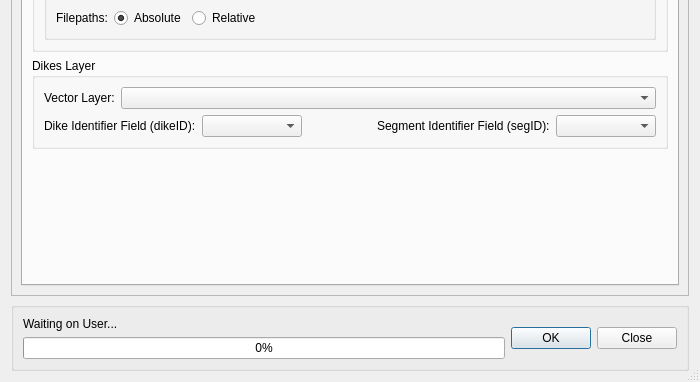
Before: the Qt Designer form canflood/misc/dikes/dikes.ui in NRCan/CanFlood, drawn with Qt 5; both pictures show x 0 to 700 and y 318 to 700 of the 700 by 700 pixel window.
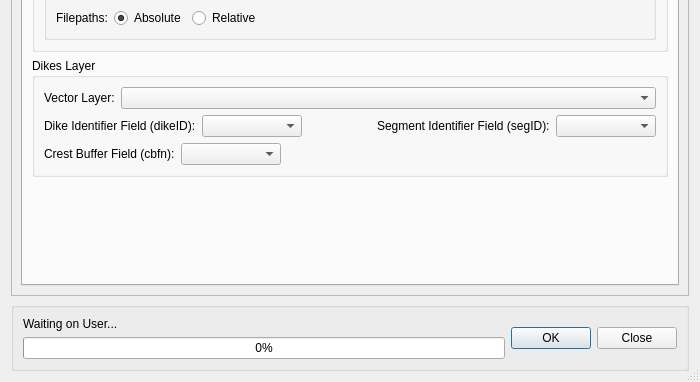
After: the same form once the commit is applied. Custom widgets are drawn as their Qt base class.

```diff
--- a/canflood/misc/dikes/dikes.ui
+++ b/canflood/misc/dikes/dikes.ui
@@ -444,6 +444,58 @@
                 </item>
                </layout>
               </item>
+              <item>
+               <layout class="QHBoxLayout" name="horizontalLayout_8">
+                <item>
+                 <widget class="QLabel" name="label_11">
+                  <property name="sizePolicy">
+                   <sizepolicy hsizetype="Fixed" vsizetype="Preferred">
+                    <horstretch>0</horstretch>
+                    <verstretch>0</verstretch>
+                   </sizepolicy>
+                  </property>
+                  <property name="text">
+                   <string>Crest Buffer Field (cbfn):</string>
+                  </property>
+                 </widget>
+                </item>
+                <item>
+                 <widget class="QgsFieldComboBox" name="mFieldComboBox">
+                  <property name="sizePolicy">
+                   <sizepolicy hsizetype="Preferred" vsizetype="Fixed">
+                    <horstretch>0</horstretch>
+                    <verstretch>0</verstretch>
+                   </sizepolicy>
+                  </property>
+                  <property name="minimumSize">
+                   <size>
+                    <width>100</width>
+                    <height>0</height>
+                   </size>
+                  </property>
+                  <property name="maximumSize">
+                   <size>
+                    <width>200</width>
+                    <height>16777215</height>
+                   </size>
+                  </property>
+                 </widget>
+                </item>
+                <item>
+                 <spacer name="horizontalSpacer_3">
+                  <property name="orientation">
+                   <enum>Qt::Horizontal</enum>
+                  </property>
+                  <property name="sizeHint" stdset="0">
+                   <size>
+                    <width>40</width>
+                    <height>20</height>
+                   </size>
+                  </property>
+                 </spacer>
+                </item>
+               </layout>
+              </item>
              </layout>
             </widget>
            </item>
```
Left out of the diff: 35 changed lines with no effect on the pictures.
